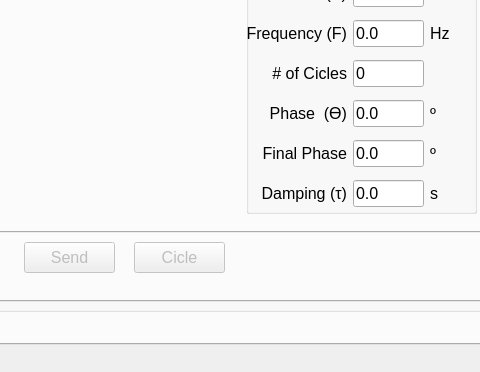
Before: the Qt Designer form Rotating Coil v3/Rotating_Coil_Interface_v3.ui in lnls-ima/rotating-coil-software, drawn with Qt 5; both pictures show x 353 to 833 and y 417 to 789 of the 1235 by 789 pixel window.
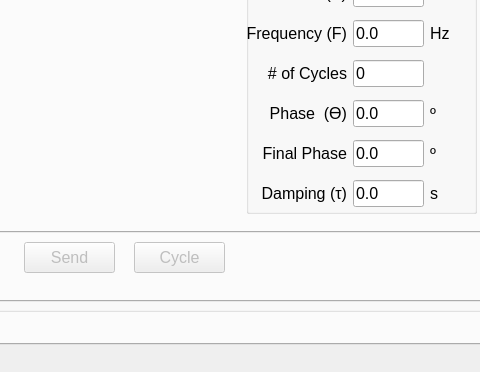
After: the same form once the commit is applied. The open tabs and pages were chosen to show the change. Icons and pictures are not drawn. Custom widgets are drawn as their Qt base class.

Patch:
```diff
--- a/Rotating Coil v3/Rotating_Coil_Interface_v3.ui
+++ b/Rotating Coil v3/Rotating_Coil_Interface_v3.ui
@@ -3209,7 +3209,7 @@
           </rect>
          </property>
          <property name="text">
-          <string>Cicle</string>
+          <string>Cycle</string>
          </property>
          <property name="icon">
           <iconset resource="resource_file.qrc">
@@ -3602,7 +3602,7 @@
              <item row="3" column="0">
               <widget class="QLabel" name="label_149">
                <property name="text">
-                <string># of Cicles</string>
+                <string># of Cycles</string>
                </property>
                <property name="alignment">
                 <set>Qt::AlignRight|Qt::AlignTrailing|Qt::AlignVCenter</set>
```
Left out of the diff: 40 changed lines with no effect on the pictures.
